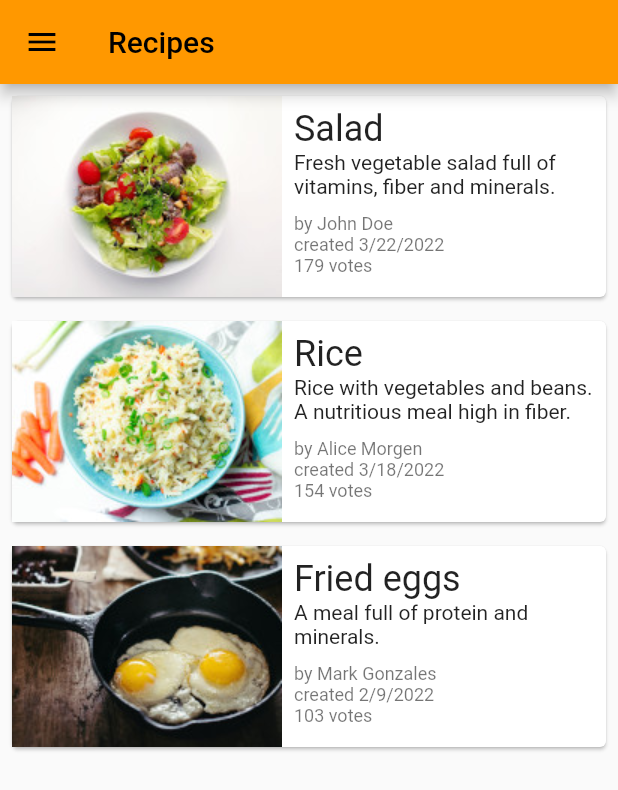
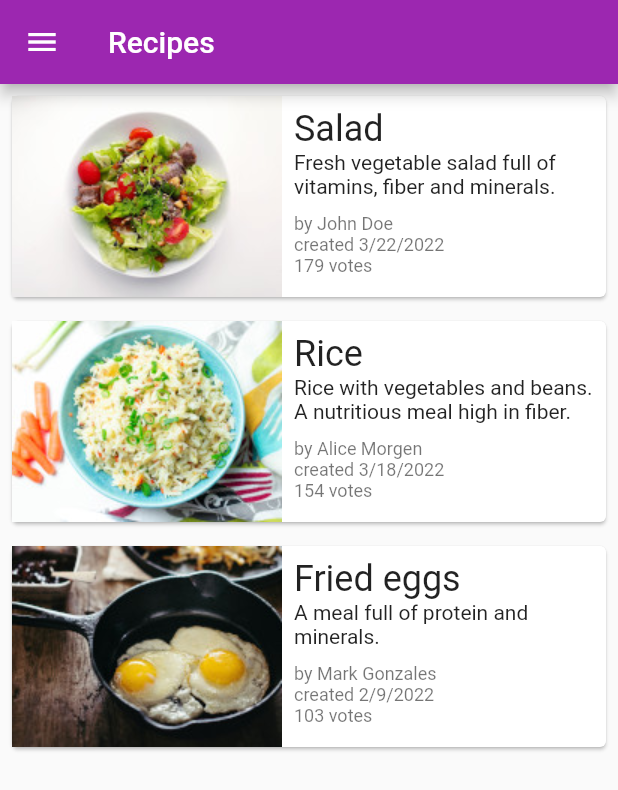
Before and after one commit to localizely/flutter-gen-l10n-example, a Flutter app: the screen it shows after launch, on a phone screen of 412 x 824 dp. Shown: the top 790 px of the screen. Run offline on Flutter 3.47's test engine with Material 2 defaults, Android fonts, the phone set to English and light mode, and no system bars; generated files the repository leaves out were written again.

Commit message:
Update app color

```diff
--- a/lib/main.dart
+++ b/lib/main.dart
@@ -22,7 +22,7 @@
         builder: (context, localeModel, child) => MaterialApp(
           title: 'Recipes',
           theme: ThemeData(
-            primarySwatch: Colors.orange,
+            primarySwatch: Colors.purple,
           ),
           localizationsDelegates: AppLocalizations.localizationsDelegates,
           supportedLocales: AppLocalizations.supportedLocales,
--- a/lib/views/home.dart
+++ b/lib/views/home.dart
@@ -52,7 +52,7 @@ class Home extends StatelessWidget {
           children: [
             DrawerHeader(
               decoration: const BoxDecoration(
-                color: Colors.orange,
+                color: Colors.purple,
               ),
               child: Text(
                 t.pageHomeDrawerHeader,
```
